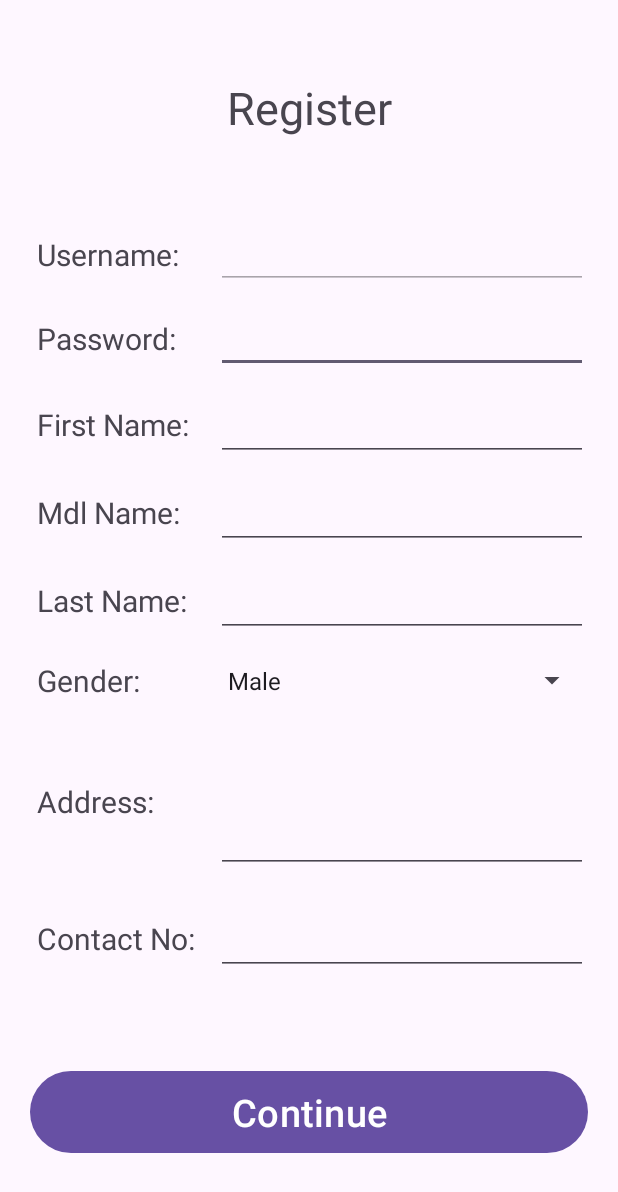
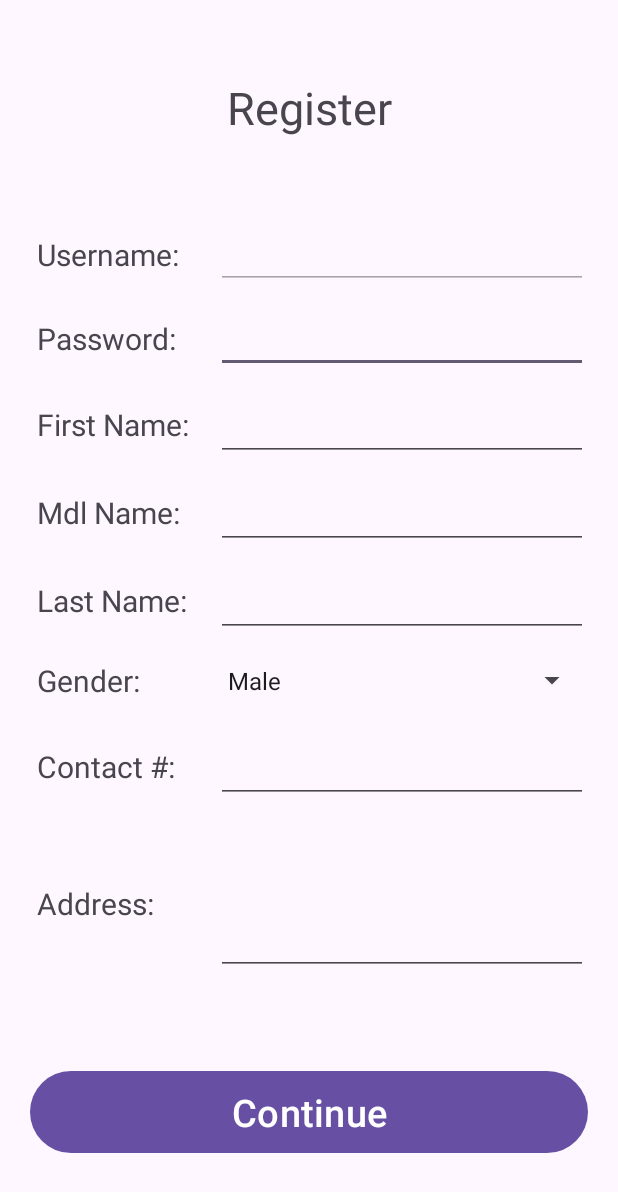
Before and after one commit to lonewanderer27/Dashboard, an Android app: the Signup screen opened directly, with no data from a screen before it, on a phone screen of 412 x 824 dp. Shown: the top 1192 px of the screen. Run offline under Robolectric (Android 15) with nearby library versions, the phone set to English and light mode, and no system bars.

Commit message:
ui: change register layout

```diff
--- a/app/src/main/res/layout/jp_activity_signup.xml
+++ b/app/src/main/res/layout/jp_activity_signup.xml
@@ -167,14 +167,13 @@
                 android:layout_height="match_parent"
                 android:layout_weight="1"
                 android:gravity="center_vertical"
-                android:text=" Address: "
+                android:text=" Contact #: "
                 android:textSize="20sp" />
 
             <EditText
-                android:id="@+id/address"
+                android:id="@+id/contact"
                 android:layout_width="match_parent"
-                android:layout_height="match_parent"
-                android:lines="3"
+                android:layout_height="wrap_content"
                 android:layout_weight="0.5"
                 android:textSize="20sp" />
 
@@ -191,17 +190,19 @@
                 android:layout_height="match_parent"
                 android:layout_weight="1"
                 android:gravity="center_vertical"
-                android:text=" Contact No: "
+                android:text=" Address: "
                 android:textSize="20sp" />
 
             <EditText
-                android:id="@+id/contact"
+                android:id="@+id/address"
                 android:layout_width="match_parent"
-                android:layout_height="wrap_content"
+                android:layout_height="match_parent"
                 android:layout_weight="0.5"
+                android:lines="3"
                 android:textSize="20sp" />
 
         </LinearLayout>
+
 
         <Button
             android:id="@+id/btnSignup"
```
